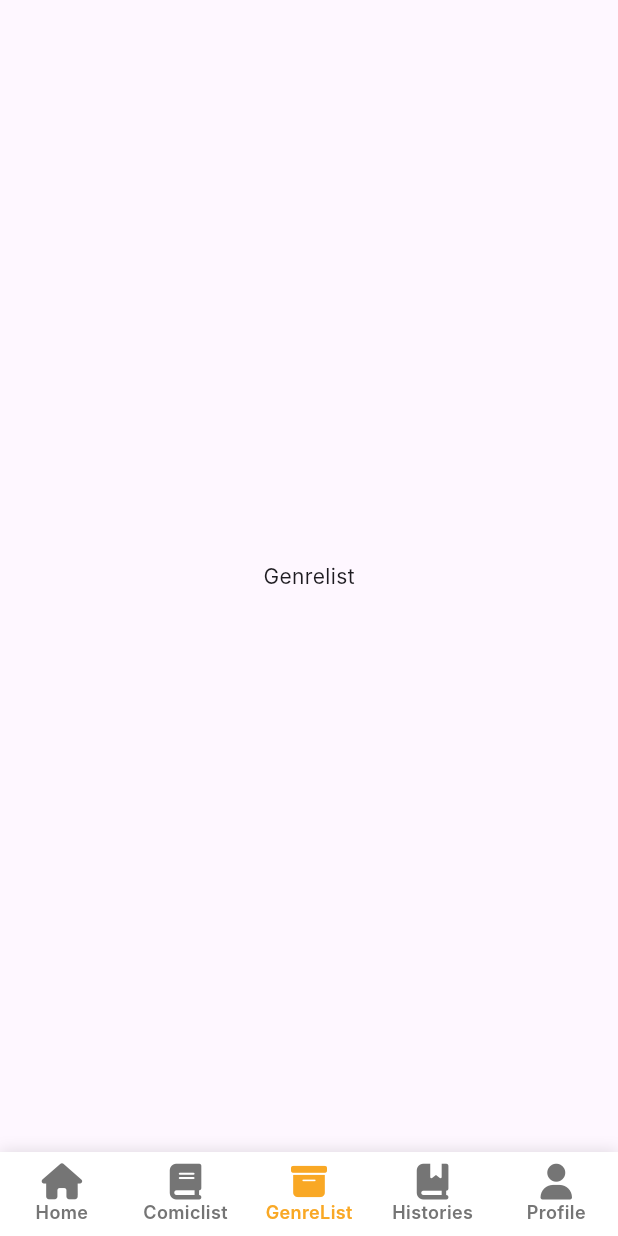
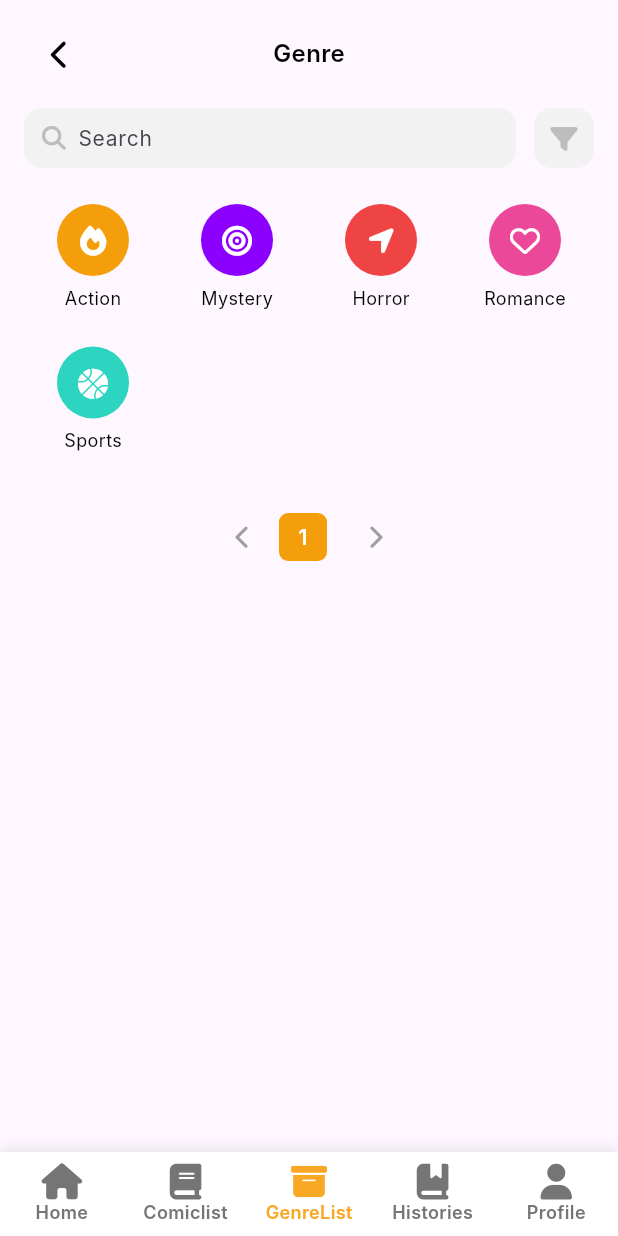
Before and after one commit to charites-am/ChariToon, a Flutter app: the ComicPage screen opened directly, item 3 of the bottom bar chosen, on a phone screen of 412 x 824 dp. Run offline on Flutter 3.47's test engine with Material 3 defaults, Android fonts, the phone set to English and light mode, and no system bars; our stand-ins replace font_awesome_flutter; network calls fail; Roboto replaces fonts that are missing (Inter).

Commit message:
update commit

```diff
--- a/lib/comic.dart
+++ b/lib/comic.dart
@@ -1,5 +1,6 @@
 // ignore_for_file: deprecated_member_use
 
+import 'package:charitoon/genre.dart';
 import 'package:charitoon/home.dart';
 import 'package:flutter/material.dart';
 import 'package:font_awesome_flutter/font_awesome_flutter.dart';
@@ -39,7 +40,7 @@ class _ComicPageState extends State<ComicPage> {
   final List<Widget> _pages = [
     const ComicHomePageContent(),
     const ComicPageContent(),
-    const Center(child: Text('Genrelist')),
+    const GenrePageContent(),
     const Center(child: Text('Histories')),
     const Center(child: Text('Profile')),
   ];
--- a/lib/genre.dart
+++ b/lib/genre.dart
@@ -0,0 +1,291 @@
+// ignore_for_file: deprecated_member_use
+
+import 'package:charitoon/comic.dart';
+import 'package:charitoon/home.dart';
+import 'package:flutter/material.dart';
+import 'package:font_awesome_flutter/font_awesome_flutter.dart';
+
+void main() {
+  runApp(const Genre());
+}
+
+class Genre extends StatelessWidget {
+  const Genre({super.key});
+
+  @override
+  Widget build(BuildContext context) {
+    return MaterialApp(
+      title: 'ChariToon',
+      theme: ThemeData(
+        fontFamily: 'Poppins',
+        primaryColor: const Color(0xFFF9A825),
+        scaffoldBackgroundColor: Colors.white,
+      ),
+      home: const GenrePage(),
+      debugShowCheckedModeBanner: false,
+    );
+  }
+}
+
+class GenrePage extends StatefulWidget {
+  const GenrePage({super.key});
+
+  @override
+  State<GenrePage> createState() => _GenrePageState();
+}
+
+class _GenrePageState extends State<GenrePage> {
+  int _selectedIndex = 2;
+
+  final List<Widget> _pages = [
+    const ComicHomePageContent(),
+    const ComicPageContent(),
+    const GenrePageContent(),
+    const Center(child: Text('Histories')),
+    const Center(child: Text('Profile')),
+  ];
+
+  void _onItemTapped(int index) {
+    setState(() {
+      _selectedIndex = index;
+    });
+  }
+
+  BottomNavigationBarItem _buildNavItem(IconData icon, String label, {Color? color}) {
+    return BottomNavigationBarItem(
+      icon: FaIcon(icon, size: 24, color: color),
+      label: label,
+    );
+  }
+
+  @override
+  Widget build(BuildContext context) {
+    return Scaffold(
+      body: _pages[_selectedIndex],
+      bottomNavigationBar: Container(
+        decoration: BoxDecoration(
+          color: Colors.white,
+          boxShadow: [
+            BoxShadow(
+              color: Colors.black.withOpacity(0.12),
+              offset: const Offset(0, -1),
+              blurRadius: 8,
+            ),
+          ],
+        ),
+        child: BottomNavigationBar(
+          backgroundColor: Colors.white,
+          elevation: 0,
+          currentIndex: _selectedIndex,
+          onTap: _onItemTapped,
+          selectedItemColor: const Color(0xFFF9A825),
+          unselectedItemColor: Colors.grey[600],
+          showUnselectedLabels: true,
+          type: BottomNavigationBarType.fixed,
+          selectedLabelStyle: const TextStyle(fontWeight: FontWeight.w600, fontSize: 12),
+          unselectedLabelStyle: const TextStyle(fontWeight: FontWeight.w600, fontSize: 12),
+          items: [
+            _buildNavItem(FontAwesomeIcons.home, 'Home', color: _selectedIndex == 0 ? const Color(0xFFF9A825) : Colors.grey[600]),
+            _buildNavItem(FontAwesomeIcons.book, 'Comiclist', color: _selectedIndex == 1 ? const Color(0xFFF9A825) : Colors.grey[600]),
+            _buildNavItem(FontAwesomeIcons.boxArchive, 'GenreList', color: _selectedIndex == 2 ? const Color(0xFFF9A825) : Colors.grey[600]),
+            _buildNavItem(FontAwesomeIcons.bookBookmark, 'Histories', color: _selectedIndex == 3 ? const Color(0xFFF9A825) : Colors.grey[600]),
+            _buildNavItem(FontAwesomeIcons.solidUser, 'Profile', color: _selectedIndex == 4 ? const Color(0xFFF9A825) : Colors.grey[600]),
+          ],
+        ),
+      ),
+    );
+  }
+}
+
+class GenrePageContent extends StatelessWidget {
+  const GenrePageContent({super.key});
+
+  final List<Map<String, dynamic>> genres = const [
+    {
+      'color': Color(0xFFF59E0B),
+      'icon': FontAwesomeIcons.fire,
+      'label': 'Action',
+      'iconDescription': 'Orange circle with a white target icon representing Action genre',
+    },
+    {
+      'color': Color(0xFF8B00FF),
+      'icon': FontAwesomeIcons.bullseye,
+      'label': 'Mystery',
+      'iconDescription': 'Purple circle with a white triangle icon representing Mystery genre',
+    },
+    {
+      'color': Color(0xFFEF4444),
+      'icon': FontAwesomeIcons.locationArrow,
+      'label': 'Horror',
+      'iconDescription': 'Red circle with a white arrow icon representing Horror genre',
+    },
+    {
+      'color': Color(0xFFEC4899),
+      'icon': FontAwesomeIcons.heart,
+      'label': 'Romance',
+      'iconDescription': 'Pink circle with a white heart icon representing Romance genre',
+    },
+    {
+      'color': Color(0xFF2DD4BF),
+      'icon': FontAwesomeIcons.basketballBall,
+      'label': 'Sports',
+      'iconDescription': 'Cyan circle with a white basketball icon representing Sports genre',
+    },
+  ];
+
+  @override
+  Widget build(BuildContext context) {
+    return SafeArea(
+      child: Padding(
+        padding: const EdgeInsets.symmetric(horizontal: 16, vertical: 12),
+        child: Column(
+          children: [
+            // Top bar with back arrow and title "Genre"
+            Row(
+              children: [
+                IconButton(
+                  icon: const FaIcon(FontAwesomeIcons.chevronLeft, size: 20, color: Colors.black),
+                  onPressed: () {},
+                ),
+                const Expanded(
+                  child: Center(
+                    child: Text(
+                      'Genre',
+                      style: TextStyle(
+                        fontWeight: FontWeight.w600,
+                        fontSize: 16,
+                        color: Colors.black,
+                      ),
+                    ),
+                  ),
+                ),
+                const SizedBox(width: 48), // to balance the back button width
+              ],
+            ),
+            const SizedBox(height: 12),
+            // Search and filter
+            Row(
+              children: [
+                Expanded(
+                  child: Container(
+                    height: 40,
+                    padding: const EdgeInsets.symmetric(horizontal: 12),
+                    decoration: BoxDecoration(
+                      color: const Color(0xFFF2F2F2),
+                      borderRadius: BorderRadius.circular(12),
+                    ),
+                    child: Row(
+                      children: const [
+                        FaIcon(FontAwesomeIcons.search, color: Color(0xFFBDBDBD), size: 16),
+                        SizedBox(width: 8),
+                        Expanded(
+                          child: TextField(
+                            decoration: InputDecoration(
+                              hintText: 'Search',
+                              border: InputBorder.none,
+                              isDense: true,
+                              contentPadding: EdgeInsets.zero,
+                            ),
+                            style: TextStyle(
+                              fontSize: 14,
+                              color: Colors.black54,
+                            ),
+                          ),
+                        ),
+                      ],
+                    ),
+                  ),
+                ),
+                const SizedBox(width: 12),
+                Container(
+                  height: 40,
+                  width: 40,
+                  decoration: BoxDecoration(
+                    color: const Color(0xFFF2F2F2),
+                    borderRadius: BorderRadius.circular(12),
+                  ),
+                  child: const Center(
+                    child: FaIcon(FontAwesomeIcons.filter, color: Color(0xFFBDBDBD), size: 18),
+                  ),
+                ),
+              ],
+            ),
+            const SizedBox(height: 24),
+            // Genre icons grid (wrap with spacing)
+            Wrap(
+              spacing: 32,
+              runSpacing: 24,
+              children: genres.map((genre) {
+                return SizedBox(
+                  width: 64,
+                  child: Column(
+                    children: [
+                      Container(
+                        width: 48,
+                        height: 48,
+                        decoration: BoxDecoration(
+                          color: genre['color'] as Color,
+                          shape: BoxShape.circle,
+                        ),
+                        child: Center(
+                          child: FaIcon(
+                            genre['icon'] as IconData,
+                            color: Colors.white,
+                            size: 20,
+                            semanticLabel: genre['iconDescription'] as String,
+                          ),
+                        ),
+                      ),
+                      const SizedBox(height: 6),
+                      Text(
+                        genre['label'] as String,
+                        style: const TextStyle(
+                          fontSize: 12,
+                          color: Colors.black,
+                        ),
+                      ),
+                    ],
+                  ),
+                );
+              }).toList(),
+            ),
+            const SizedBox(height: 32),
+            // Pagination with only one page active and left/right arrows
+            Row(
+              mainAxisAlignment: MainAxisAlignment.center,
+              children: [
+                IconButton(
+                  icon: const FaIcon(FontAwesomeIcons.chevronLeft, size: 16, color: Color(0xFF9E9E9E)),
+                  onPressed: null,
+                  disabledColor: const Color(0xFFCCCCCC),
+                ),
+                Container(
+                  width: 32,
+                  height: 32,
+                  decoration: BoxDecoration(
+                    color: const Color(0xFFF59E0B),
+                    borderRadius: BorderRadius.circular(6),
+                  ),
+                  alignment: Alignment.center,
+                  child: const Text(
+                    '1',
+                    style: TextStyle(
+                      color: Colors.white,
+                      fontWeight: FontWeight.w600,
+                      fontSize: 14,
+                    ),
+                  ),
+                ),
+                const SizedBox(width: 8),
+                IconButton(
+                  icon: const FaIcon(FontAwesomeIcons.chevronRight, size: 16, color: Color(0xFF9E9E9E)),
+                  onPressed: () {},
+                ),
+              ],
+            ),
+          ],
+        ),
+      ),
+    );
+  }
+}
```
Also changed, not shown: lib/home.dart (+24 -26 lines).
